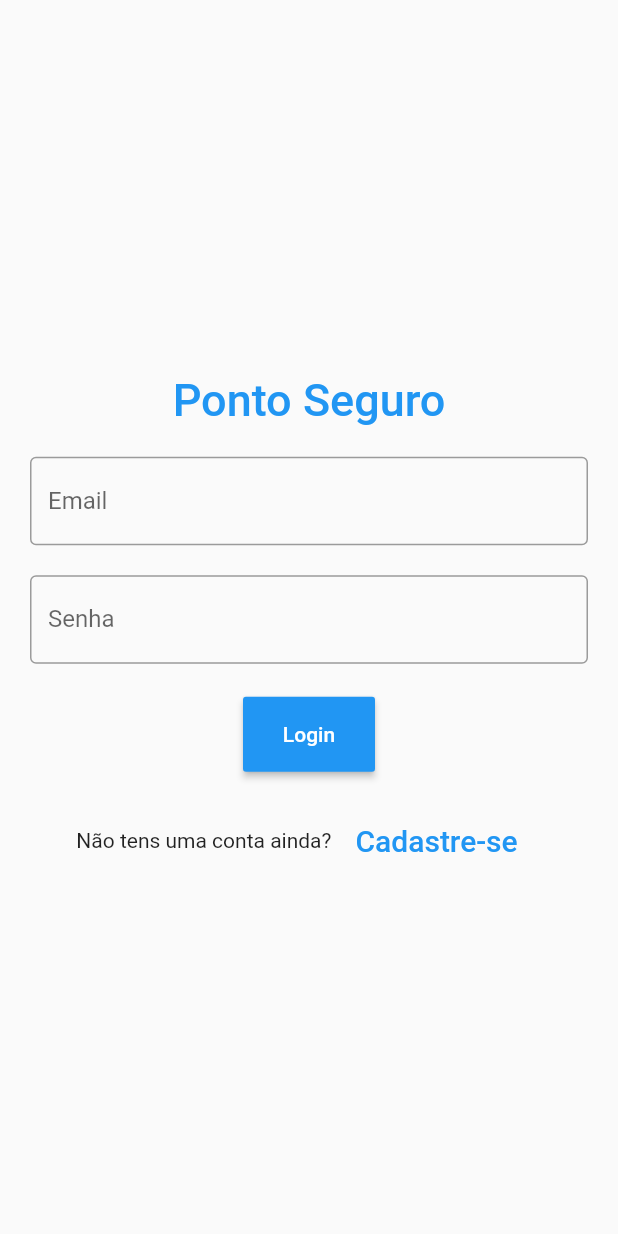
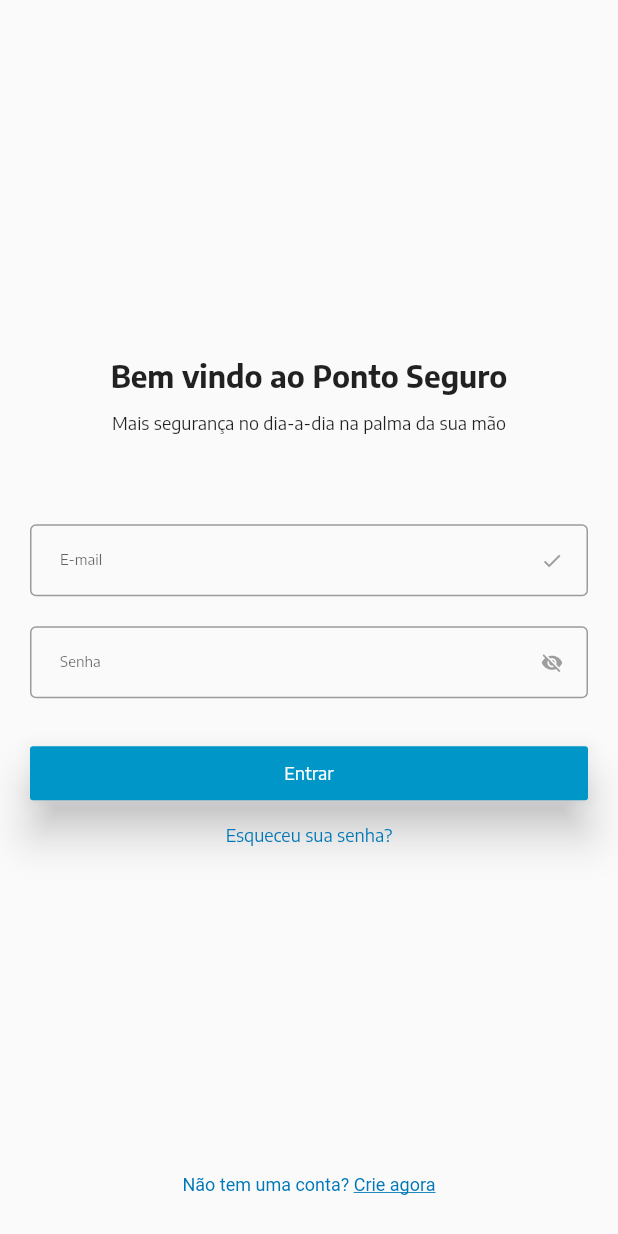
Before and after one commit to luizdebem/ponto-seguro-mobile, a Flutter app: the screen it shows after launch, on a phone screen of 412 x 824 dp. Run offline on Flutter 3.47's test engine with Material 2 defaults, Android fonts, the light colour scheme and no system bars; drawn by our look-alikes of flutter_form_builder; our stand-ins replace flutter_map, latlong, toast.

Commit message:
Mockup login

```diff
--- a/lib/main.dart
+++ b/lib/main.dart
@@ -14,6 +14,7 @@
     return MaterialApp(
       theme: ThemeData(
         primarySwatch: Colors.blue,
+        fontFamily: 'Encode Sans',
       ),
       debugShowCheckedModeBanner: false,
       home: LoginScreen(),
--- a/lib/screens/Login/LoginScreen.dart
+++ b/lib/screens/Login/LoginScreen.dart
@@ -20,30 +20,43 @@
   Widget build(BuildContext context) {
     return Scaffold(
       body: SafeArea(
-        child: Center(
         child: Padding(
           padding: EdgeInsets.all(10),
+          child: Stack(
+            children: [
+              Align(
+                alignment: Alignment.center,
                 child: SingleChildScrollView(
                   child: FormBuilder(
                     key: _formKey,
                     autovalidateMode: AutovalidateMode.onUserInteraction,
                     child: Column(
                       children: [
-                    Container(
-                      alignment: Alignment.center,
-                      padding: EdgeInsets.all(10),
-                      child: Text(
-                        'Ponto Seguro',
+                        Column(
+                          children: [
+                            Text(
+                              "Bem vindo ao Ponto Seguro",
                               style: TextStyle(
-                          color: Colors.blue,
-                          fontWeight: FontWeight.w500,
-                          fontSize: 30,
+                                fontWeight: FontWeight.bold,
+                                fontSize: 20,
                               ),
                             ),
+                            SizedBox(
+                              height: 12,
+                            ),
+                            Text(
+                              "Mais segurança no dia-a-dia na palma da sua mão",
+                              style: TextStyle(fontSize: 12),
+                            ),
+                          ],
+                        ),
+                        SizedBox(
+                          height: 50,
                         ),
                         Container(
                           padding: EdgeInsets.all(10),
                           child: FormBuilderTextField(
+                            style: TextStyle(fontSize: 10),
                             name: 'email',
                             controller: emailController,
                             keyboardType: TextInputType.emailAddress,
@@ -54,14 +67,25 @@
                               ],
                             ),
                             decoration: InputDecoration(
+                              suffixIcon: Icon(
+                                Icons.check,
+                                size: 15,
+                                color: Colors.grey,
+                              ),
                               border: OutlineInputBorder(),
-                          labelText: 'Email',
+                              labelText: 'E-mail',
+                              labelStyle: TextStyle(fontSize: 10),
+                              errorStyle: TextStyle(fontSize: 10),
+                              isDense: true,
+                              contentPadding:
+                                  EdgeInsets.fromLTRB(20, 10, 20, 10),
                             ),
                           ),
                         ),
                         Container(
                           padding: EdgeInsets.fromLTRB(10, 10, 10, 0),
                           child: FormBuilderTextField(
+                            style: TextStyle(fontSize: 10),
                             name: 'password',
                             obscureText: true,
                             controller: passwordController,
@@ -72,21 +96,38 @@
                               ],
                             ),
                             decoration: InputDecoration(
+                              suffixIcon: Icon(
+                                Icons.visibility_off,
+                                size: 15,
+                                color: Colors.grey,
+                              ),
                               border: OutlineInputBorder(),
                               labelText: 'Senha',
+                              labelStyle: TextStyle(fontSize: 10),
+                              errorStyle: TextStyle(fontSize: 10),
+                              isDense: true,
+                              contentPadding:
+                                  EdgeInsets.fromLTRB(20, 10, 20, 10),
                             ),
                           ),
                         ),
                         SizedBox(
-                      height: 22,
+                          height: 16,
                         ),
-                    Container(
-                      height: 50,
-                      padding: EdgeInsets.fromLTRB(10, 0, 10, 0),
-                      child: RaisedButton(
+                        Padding(
+                          padding: const EdgeInsets.all(10.0),
+                          child: MaterialButton(
+                            elevation: 12,
+                            minWidth: double.infinity,
                             textColor: Colors.white,
-                        color: Colors.blue,
-                        child: Text('Login'),
+                            color: Color.fromRGBO(0, 150, 199, 1),
+                            child: Text(
+                              'Entrar',
+                              style: TextStyle(
+                                fontWeight: FontWeight.w500,
+                                fontSize: 12,
+                              ),
+                            ),
                             onPressed: () async {
                               _formKey.currentState.save();
                               if (_formKey.currentState.validate()) {
@@ -139,35 +180,55 @@
                             },
                           ),
                         ),
+                        Text(
+                          "Esqueceu sua senha?",
+                          style: TextStyle(
+                            fontSize: 12,
+                            color: Color.fromRGBO(0, 119, 182, 1),
+                          ),
+                        ),
                         SizedBox(
                           height: 22,
                         ),
-                    Container(
-                      child: Row(
-                        children: <Widget>[
-                          Text('Não tens uma conta ainda?'),
-                          FlatButton(
+                      ],
+                    ),
+                  ),
+                ),
+              ),
+              Align(
+                alignment: Alignment.bottomCenter,
+                child: FlatButton(
+                  padding: EdgeInsets.zero,
                   textColor: Colors.blue,
-                            child: Text(
-                              'Cadastre-se',
-                              style: TextStyle(fontSize: 20),
+                  child: RichText(
+                    text: TextSpan(
+                      text: 'Não tem uma conta? ',
+                      style: TextStyle(
+                        fontSize: 12,
+                        color: Color.fromRGBO(0, 119, 182, 1),
+                      ),
+                      children: [
+                        TextSpan(
+                          text: 'Crie agora',
+                          style: TextStyle(
+                            fontSize: 12,
+                            color: Color.fromRGBO(0, 119, 182, 1),
+                            decoration: TextDecoration.underline,
+                          ),
+                        ),
+                      ],
+                    ),
                   ),
                   onPressed: () => Navigator.pushNamed(
                     context,
                     SignupScreen.routeName,
                   ),
-                          )
-                        ],
-                        mainAxisAlignment: MainAxisAlignment.center,
                 ),
               ),
             ],
           ),
         ),
       ),
-          ),
-        ),
-      ),
     );
   }
 }
```
Also changed, not shown: pubspec.yaml (+9 -14 lines), fonts/EncodeSans-Bold.ttf (added), fonts/EncodeSans-Regular.ttf (added), fonts/EncodeSans-SemiBold.ttf (added). Lines whose indentation alone changed are shown as unchanged.
